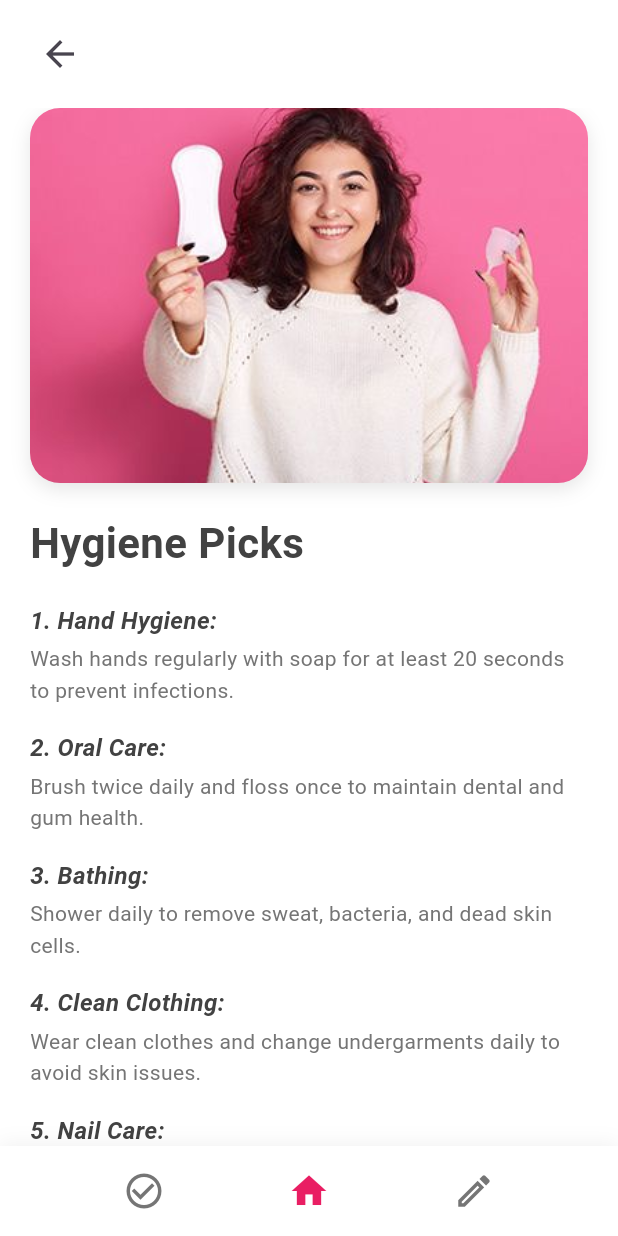
After one commit to Jenny1903/She_Bloom, a Flutter app: the HygienePicksScreen screen opened directly, on a phone screen of 412 x 824 dp. The commit adds this screen. Run offline on Flutter 3.47's test engine with Material 3 defaults, Android fonts, the phone set to English and light mode, and no system bars; our stand-ins replace cloud_firestore, firebase_auth, firebase_core, flutter_svg; accounts and stored records are empty; generated files the repository leaves out were written again; Roboto replaces fonts that are missing (Poppins).

Commit message:
Add Hygiene_picks_screen

```diff
--- a/lib/screens/home_screen.dart
+++ b/lib/screens/home_screen.dart
@@ -6,6 +6,7 @@ import 'daily_nutrition_screen.dart';
 import 'mood_carousel_card.dart';
 import 'profile_screen.dart';
 import 'mood_tracker_screen.dart';
+import 'hygiene_picks_screen.dart';
 
 
 class HomeScreen extends StatefulWidget {
@@ -225,7 +226,10 @@ class _HomeScreenState extends State<HomeScreen> {
             icon: Icons.cleaning_services,
             backgroundColor: AppColors.burgundy,
             onTap: () {
-              print('Hygiene Picks tapped');
+              Navigator.push(
+                  context,
+                  MaterialPageRoute(builder: (context) => const HygienePicksScreen()),
+              );
             },
             height: 140,
           ),
@@ -237,21 +241,6 @@ class _HomeScreenState extends State<HomeScreen> {
   Widget _buildThirdRowCards() {
     return Row(
       children: [
-        // // Mood Tracker card
-        // Expanded(
-        //   child: CategoryCard(
-        //     title: 'Mood\nTracker',
-        //     icon: Icons.mood,
-        //     backgroundColor: AppColors.burgundy,
-        //     onTap: () {
-        //       Navigator.push(
-        //         context,
-        //         MaterialPageRoute(builder: (context) => const MoodTrackerScreen()),
-        //       );
-        //     },
-        //     height: 140,
-        //   ),
-        // ),
 
         Expanded(
           child: MoodCarouselCard(
--- /dev/null
+++ b/lib/screens/hygiene_picks_screen.dart
@@ -0,0 +1,281 @@
+import 'package:flutter/material.dart';
+import '../constants/colors.dart';
+
+class HygienePicksScreen extends StatelessWidget {
+  const HygienePicksScreen ({super.key});
+
+  @override
+  Widget build(BuildContext context) {
+    return Scaffold(
+      backgroundColor: Colors.white,
+      body: SafeArea(
+        child: Column(
+          children: [
+            // Top bar with back button
+            _buildAppBar(context),
+
+            // Scrollable content
+            Expanded(
+              child: SingleChildScrollView(
+                child: Column(
+                  children: [
+                    // Image
+                    _buildHeaderImage(),
+
+                    // Content
+                    _buildContent(),
+                  ],
+                ),
+              ),
+            ),
+          ],
+        ),
+      ),
+
+      // Bottom navigation
+      bottomNavigationBar: _buildBottomNav(context),
+    );
+  }
+
+  //app bar with back button
+  Widget _buildAppBar(BuildContext context) {
+    return Padding(
+      padding: const EdgeInsets.symmetric(horizontal: 16, vertical: 12),
+      child: Row(
+        children: [
+          IconButton(
+            icon: const Icon(Icons.arrow_back, size: 28),
+            onPressed: () => Navigator.pop(context),
+          ),
+          const Spacer(),
+        ],
+      ),
+    );
+  }
+
+  //header image
+  Widget _buildHeaderImage() {
+    return Container(
+      width: double.infinity,
+      height: 250,
+      decoration: BoxDecoration(
+        borderRadius: BorderRadius.circular(20),
+        boxShadow: [
+          BoxShadow(
+            color: Colors.black.withOpacity(0.1),
+            blurRadius: 10,
+            offset: const Offset(0, 4),
+          ),
+        ],
+      ),
+      margin: const EdgeInsets.symmetric(horizontal: 20),
+      child: ClipRRect(
+        borderRadius: BorderRadius.circular(20),
+        child: Image.asset(
+          'assets/images/picks.jpg',
+          fit: BoxFit.cover,
+          errorBuilder: (context, error, stackTrace) {
+            // Placeholder if image not found
+            return Container(
+              decoration: BoxDecoration(
+                gradient: LinearGradient(
+                  begin: Alignment.topLeft,
+                  end: Alignment.bottomRight,
+                  colors: [
+                    AppColors.coral,
+                    AppColors.primaryPink,
+                  ],
+                ),
+              ),
+              child: const Center(
+                child: Icon(
+                  Icons.restaurant,
+                  size: 80,
+                  color: Colors.white,
+                ),
+              ),
+            );
+          },
+        ),
+      ),
+    );
+  }
+
+  //content section
+  Widget _buildContent() {
+    return Padding(
+      padding: const EdgeInsets.all(20),
+      child: Column(
+        crossAxisAlignment: CrossAxisAlignment.start,
+        children: [
+          // Title
+          Text(
+            'Hygiene Picks',
+            style: TextStyle(
+              fontSize: 28,
+              fontWeight: FontWeight.bold,
+              color: AppColors.darkGrey,
+            ),
+          ),
+
+          const SizedBox(height: 20),
+
+          // hygiene points
+          _buildHygienePicks(
+            '1. Hand Hygiene:',
+            'Wash hands regularly with soap for at least 20 seconds to prevent infections.',
+          ),
+
+          _buildHygienePicks(
+            '2. Oral Care:',
+            'Brush twice daily and floss once to maintain dental and gum health.',
+          ),
+
+          _buildHygienePicks(
+            '3. Bathing:',
+            'Shower daily to remove sweat, bacteria, and dead skin cells.',
+          ),
+
+          _buildHygienePicks(
+            '4. Clean Clothing:',
+            'Wear clean clothes and change undergarments daily to avoid skin issues.',
+          ),
+
+          _buildHygienePicks(
+            '5. Nail Care:',
+            'Keep nails trimmed and clean to prevent bacterial buildup.',
+          ),
+
+          const SizedBox(height: 20),
+
+          // Personal Care Essentials
+          Text(
+            '6. Personal Care Essentials:',
+            style: TextStyle(
+              fontSize: 16,
+              fontWeight: FontWeight.bold,
+              color: AppColors.darkGrey,
+            ),
+          ),
+
+          const SizedBox(height: 12),
+
+          _buildBulletPoint('Face Wash:', 'Use a gentle cleanser twice daily for clear skin.'),
+          _buildBulletPoint('Deodorant:', 'Apply daily to control body odor.'),
+          _buildBulletPoint('Hair Care:', 'Wash hair 2–3 times a week depending on scalp type.'),
+          _buildBulletPoint('Sanitary Hygiene:', 'Use clean and safe menstrual products and maintain proper disposal.'),
+          _buildBulletPoint('Foot Care:', 'Wash and dry feet properly to prevent fungal infections.'),
+
+          const SizedBox(height: 30),
+        ],
+      ),
+    );
+  }
+
+  //nutrition point widget
+  Widget _buildHygienePicks(String title, String description) {
+    return Padding(
+      padding: const EdgeInsets.only(bottom: 16),
+      child: Column(
+        crossAxisAlignment: CrossAxisAlignment.start,
+        children: [
+          Text(
+            title,
+            style: TextStyle(
+              fontSize: 16,
+              fontWeight: FontWeight.bold,
+              fontStyle: FontStyle.italic,
+              color: AppColors.darkGrey,
+            ),
+          ),
+          const SizedBox(height: 4),
+          Text(
+            description,
+            style: TextStyle(
+              fontSize: 14,
+              color: AppColors.textMedium,
+              height: 1.5,
+            ),
+          ),
+        ],
+      ),
+    );
+  }
+
+  //vitamin point widget
+  Widget _buildBulletPoint(String title, String description) {
+    return Padding(
+      padding: const EdgeInsets.only(bottom: 12, left: 16),
+      child: Row(
+        crossAxisAlignment: CrossAxisAlignment.start,
+        children: [
+          Text(
+            '• ',
+            style: TextStyle(
+              fontSize: 16,
+              fontWeight: FontWeight.bold,
+              color: AppColors.darkGrey,
+            ),
+          ),
+          Expanded(
+            child: RichText(
+              text: TextSpan(
+                children: [
+                  TextSpan(
+                    text: title,
+                    style: TextStyle(
+                      fontSize: 14,
+                      fontWeight: FontWeight.bold,
+                      color: AppColors.darkGrey,
+                    ),
+                  ),
+                  TextSpan(
+                    text: ' $description',
+                    style: TextStyle(
+                      fontSize: 14,
+                      color: AppColors.textMedium,
+                      height: 1.5,
+                    ),
+                  ),
+                ],
+              ),
+            ),
+          ),
+        ],
+      ),
+    );
+  }
+
+  //bottom navigation
+  Widget _buildBottomNav(BuildContext context) {
+    return Container(
+      padding: const EdgeInsets.symmetric(vertical: 16),
+      decoration: BoxDecoration(
+        color: Colors.white,
+        boxShadow: [
+          BoxShadow(
+            color: Colors.black.withOpacity(0.05),
+            blurRadius: 10,
+            offset: const Offset(0, -2),
+          ),
+        ],
+      ),
+      child: Row(
+        mainAxisAlignment: MainAxisAlignment.spaceEvenly,
+        children: [
+          _buildNavIcon(Icons.check_circle_outline, false),
+          _buildNavIcon(Icons.home, true),
+          _buildNavIcon(Icons.edit_outlined, false),
+        ],
+      ),
+    );
+  }
+
+  Widget _buildNavIcon(IconData icon, bool isActive) {
+    return Icon(
+      icon,
+      size: 28,
+      color: isActive ? AppColors.darkPink : AppColors.mediumGrey,
+    );
+  }
+}
```
Also changed, not shown: 1 other file.
